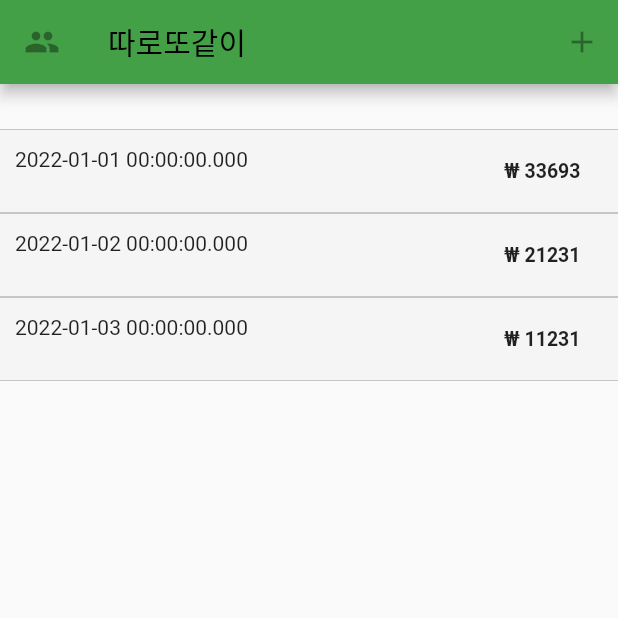
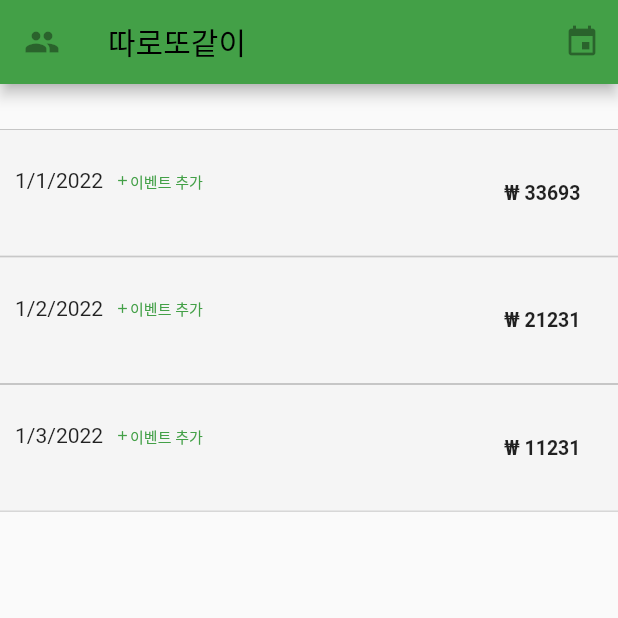
Before and after one commit to tyange/ttattogat_flutter, a Flutter app: the screen it shows after launch, on a phone screen of 412 x 824 dp, the top half of it. Run offline on Flutter 3.47's test engine with Material 2 defaults, Android fonts, the phone set to English and light mode, and no system bars; Roboto replaces fonts that are missing (Gowun Dodum, Pretendard).

Commit message:
added intl & adding-event- button in day-item

```diff
--- a/lib/screens/events_screen.dart
+++ b/lib/screens/events_screen.dart
@@ -95,10 +95,8 @@ class _EventsScreenState extends State<EventsScreen> {
       builder: (_) {
         return GestureDetector(
           onTap: () {},
-          child: Card(
-            child: NewEvent(
-              addEvent: _addNewEvent,
-            ),
+          child: NewEvent(
+            addEvent: _addNewEvent,
           ),
           behavior: HitTestBehavior.opaque,
         );
@@ -122,7 +120,7 @@ class _EventsScreenState extends State<EventsScreen> {
         actions: <Widget>[
           IconButton(
             onPressed: () => _showAddNewEvent(context),
-            icon: const Icon(Icons.add),
+            icon: const Icon(Icons.event),
             color: Colors.black38,
           )
         ],
@@ -133,7 +131,11 @@ class _EventsScreenState extends State<EventsScreen> {
         padding: const EdgeInsets.symmetric(vertical: 30),
         child: Column(
           children: _days
-              .map((day) => DayItem(key: ValueKey(day.dateTime), day: day))
+              .map((day) => DayItem(
+                    key: ValueKey(day.dateTime),
+                    day: day,
+                    addDayEvent: _addNewEvent,
+                  ))
               .toList(),
         ),
       ),
--- a/lib/widgets/day_item.dart
+++ b/lib/widgets/day_item.dart
@@ -1,10 +1,14 @@
+import 'package:intl/intl.dart';
+
 import 'package:flutter/material.dart';
 import 'package:ttattogat/models/day.dart';
 
 class DayItem extends StatelessWidget {
   final Day day;
+  Function addDayEvent;
 
-  const DayItem({Key? key, required this.day}) : super(key: key);
+  DayItem({Key? key, required this.day, required this.addDayEvent})
+      : super(key: key);
 
   @override
   Widget build(BuildContext context) {
@@ -40,9 +44,28 @@ class DayItem extends StatelessWidget {
               child: Column(
                 crossAxisAlignment: CrossAxisAlignment.start,
                 children: [
-                  Text(
-                    day.dateTime.toString(),
-                  ),
+                  Row(children: <Widget>[
+                    Text(
+                      DateFormat.yMd().format(day.dateTime),
+                    ),
+                    TextButton(
+                      onPressed: () {},
+                      child: Row(
+                        children: const <Widget>[
+                          Icon(
+                            Icons.add,
+                            size: 10,
+                          ),
+                          Text(
+                            "이벤트 추가",
+                            style: TextStyle(
+                              fontSize: 10,
+                            ),
+                          )
+                        ],
+                      ),
+                    )
+                  ]),
                   Text(
                     day.title,
                   ),
--- a/lib/widgets/new_event.dart
+++ b/lib/widgets/new_event.dart
@@ -53,7 +53,8 @@ class _NewEventState extends State<NewEvent> {
   @override
   Widget build(BuildContext context) {
     return SingleChildScrollView(
-      child: Card(
+      child: Container(
+        padding: const EdgeInsets.all(20),
         child: Column(
           children: <Widget>[
             TextField(
--- a/pubspec.yaml
+++ b/pubspec.yaml
@@ -33,6 +33,7 @@ dependencies:
   # The following adds the Cupertino Icons font to your application.
   # Use with the CupertinoIcons class for iOS style icons.
   cupertino_icons: ^1.0.2
+  intl: ^0.17.0
 
 dev_dependencies:
   flutter_test:
```
Also changed, not shown: pubspec.lock.
